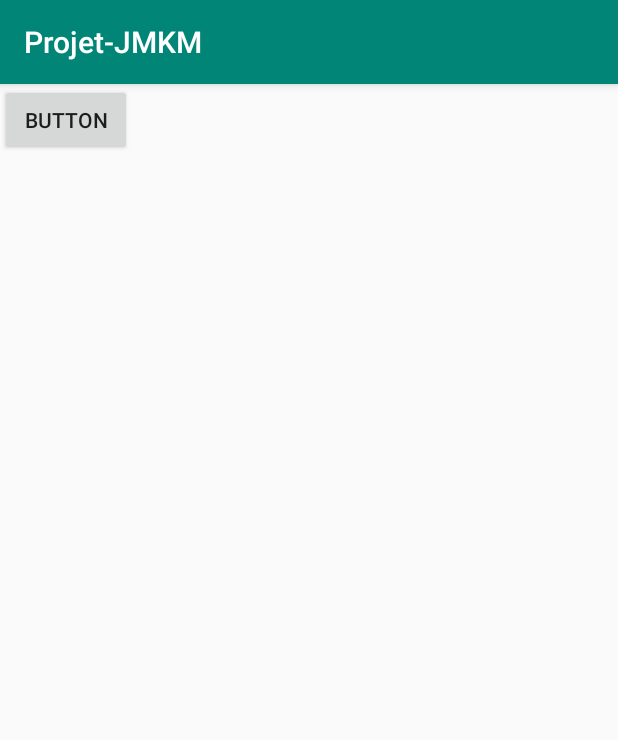
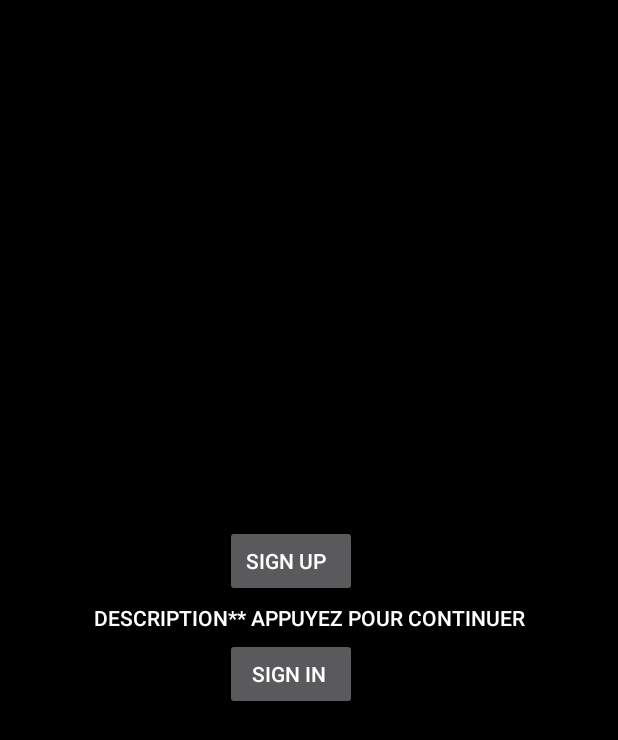
Before and after one commit to JMKM-SEG/AndroidFiles, an Android app: the screen it shows after launch (MainActivity before the commit, FullscreenActivity after it), on a phone screen of 412 x 824 dp. Shown: the top 740 px of the screen. Run offline under Robolectric (Android 15) with nearby library versions, the phone set to English and light mode, and no system bars.

Commit message:
added buttons to intial page

```diff
--- a/app/build.gradle
+++ b/app/build.gradle
@@ -22,6 +22,7 @@ dependencies {
     implementation fileTree(dir: 'libs', include: ['*.jar'])
     implementation 'com.android.support:appcompat-v7:28.0.0'
     implementation 'com.android.support.constraint:constraint-layout:1.1.3'
+    implementation 'com.android.support:support-v4:28.0.0'
     testImplementation 'junit:junit:4.12'
     androidTestImplementation 'com.android.support.test:runner:1.0.2'
     androidTestImplementation 'com.android.support.test.espresso:espresso-core:3.0.2'
--- a/app/src/main/AndroidManifest.xml
+++ b/app/src/main/AndroidManifest.xml
@@ -8,14 +8,20 @@
         android:label="@string/app_name"
         android:roundIcon="@mipmap/ic_launcher_round"
         android:supportsRtl="true"
-        android:theme="@style/AppTheme">
+        android:theme="@style/Theme.AppCompat.NoActionBar">
         <activity android:name=".MainActivity">
+
+        </activity>
+        <activity android:name=".FullscreenActivity">
             <intent-filter>
                 <action android:name="android.intent.action.MAIN" />
 
                 <category android:name="android.intent.category.LAUNCHER" />
             </intent-filter>
-        </activity>
+            android:configChanges="orientation|keyboardHidden|screenSize"
+            android:label="@string/title_activity_fullscreen"
+            android:theme="@style/FullscreenTheme"></activity>
+
     </application>
 
 </manifest>
--- /dev/null
+++ b/app/src/main/java/engineering/jmkm/seg2505/projet_jmkm/FullscreenActivity.java
@@ -0,0 +1,166 @@
+package engineering.jmkm.seg2505.projet_jmkm;
+
+import android.annotation.SuppressLint;
+import android.support.v7.app.ActionBar;
+import android.support.v7.app.AppCompatActivity;
+import android.os.Bundle;
+import android.os.Handler;
+import android.view.MotionEvent;
+import android.view.View;
+
+/**
+ * An example full-screen activity that shows and hides the system UI (i.e.
+ * status bar and navigation/system bar) with user interaction.
+ */
+public class FullscreenActivity extends AppCompatActivity {
+    /**
+     * Whether or not the system UI should be auto-hidden after
+     * {@link #AUTO_HIDE_DELAY_MILLIS} milliseconds.
+     */
+    private static final boolean AUTO_HIDE = true;
+
+    /**
+     * If {@link #AUTO_HIDE} is set, the number of milliseconds to wait after
+     * user interaction before hiding the system UI.
+     */
+    private static final int AUTO_HIDE_DELAY_MILLIS = 3000;
+
+    /**
+     * Some older devices needs a small delay between UI widget updates
+     * and a change of the status and navigation bar.
+     */
+    private static final int UI_ANIMATION_DELAY = 300;
+    private final Handler mHideHandler = new Handler();
+    private View mContentView;
+    private final Runnable mHidePart2Runnable = new Runnable() {
+        @SuppressLint("InlinedApi")
+        @Override
+        public void run() {
+            // Delayed removal of status and navigation bar
+
+            // Note that some of these constants are new as of API 16 (Jelly Bean)
+            // and API 19 (KitKat). It is safe to use them, as they are inlined
+            // at compile-time and do nothing on earlier devices.
+            mContentView.setSystemUiVisibility(View.SYSTEM_UI_FLAG_LOW_PROFILE
+                    | View.SYSTEM_UI_FLAG_FULLSCREEN
+                    | View.SYSTEM_UI_FLAG_LAYOUT_STABLE
+                    | View.SYSTEM_UI_FLAG_IMMERSIVE_STICKY
+                    | View.SYSTEM_UI_FLAG_LAYOUT_HIDE_NAVIGATION
+                    | View.SYSTEM_UI_FLAG_HIDE_NAVIGATION);
+        }
+    };
+    private View mControlsView;
+    private final Runnable mShowPart2Runnable = new Runnable() {
+        @Override
+        public void run() {
+            // Delayed display of UI elements
+            ActionBar actionBar = getSupportActionBar();
+            if (actionBar != null) {
+                actionBar.show();
+            }
+            mControlsView.setVisibility(View.VISIBLE);
+        }
+    };
+    private boolean mVisible;
+    private final Runnable mHideRunnable = new Runnable() {
+        @Override
+        public void run() {
+            hide();
+        }
+    };
+    /**
+     * Touch listener to use for in-layout UI controls to delay hiding the
+     * system UI. This is to prevent the jarring behavior of controls going away
+     * while interacting with activity UI.
+     */
+    private final View.OnTouchListener mDelayHideTouchListener = new View.OnTouchListener() {
+        @Override
+        public boolean onTouch(View view, MotionEvent motionEvent) {
+            if (AUTO_HIDE) {
+                delayedHide(AUTO_HIDE_DELAY_MILLIS);
+            }
+            return false;
+        }
+    };
+
+    @Override
+    protected void onCreate(Bundle savedInstanceState) {
+        super.onCreate(savedInstanceState);
+
+        setContentView(R.layout.activity_fullscreen);
+
+        mVisible = true;
+        mControlsView = findViewById(R.id.fullscreen_content_controls);
+        mContentView = findViewById(R.id.fullscreen_content);
+
+
+        // Set up the user interaction to manually show or hide the system UI.
+        mContentView.setOnClickListener(new View.OnClickListener() {
+            @Override
+            public void onClick(View view) {
+                toggle();
+            }
+        });
+
+        // Upon interacting with UI controls, delay any scheduled hide()
+        // operations to prevent the jarring behavior of controls going away
+        // while interacting with the UI.
+        findViewById(R.id.btn00).setOnTouchListener(mDelayHideTouchListener);
+        findViewById(R.id.btn01).setOnTouchListener(mDelayHideTouchListener);
+    }
+
+    @Override
+    protected void onPostCreate(Bundle savedInstanceState) {
+        super.onPostCreate(savedInstanceState);
+
+        // Trigger the initial hide() shortly after the activity has been
+        // created, to briefly hint to the user that UI controls
+        // are available.
+        delayedHide(100);
+    }
+
+    private void toggle() {
+        if (mVisible) {
+            hide();
+        } else {
+            show();
+        }
+    }
+
+    private void hide() {
+        // Hide UI first
+        ActionBar actionBar = getSupportActionBar();
+        if (actionBar != null) {
+            actionBar.hide();
+        }
+        mControlsView.setVisibility(View.GONE);
+        mVisible = false;
+
+        // Schedule a runnable to remove the status and navigation bar after a delay
+        mHideHandler.removeCallbacks(mShowPart2Runnable);
+        mHideHandler.postDelayed(mHidePart2Runnable, UI_ANIMATION_DELAY);
+    }
+
+    @SuppressLint("InlinedApi")
+    private void show() {
+        // Show the system bar
+        mContentView.setSystemUiVisibility(View.SYSTEM_UI_FLAG_LAYOUT_FULLSCREEN
+                | View.SYSTEM_UI_FLAG_LAYOUT_HIDE_NAVIGATION);
+        mVisible = true;
+
+        // Schedule a runnable to display UI elements after a delay
+        mHideHandler.removeCallbacks(mHidePart2Runnable);
+        mHideHandler.postDelayed(mShowPart2Runnable, UI_ANIMATION_DELAY);
+    }
+
+    /**
+     * Schedules a call to hide() in delay milliseconds, canceling any
+     * previously scheduled calls.
+     */
+    private void delayedHide(int delayMillis) {
+        mHideHandler.removeCallbacks(mHideRunnable);
+        mHideHandler.postDelayed(mHideRunnable, delayMillis);
+    }
+
+
+}
--- /dev/null
+++ b/app/src/main/res/layout/activity_fullscreen.xml
@@ -0,0 +1,62 @@
+<?xml version="1.0" encoding="utf-8"?>
+<FrameLayout xmlns:android="http://schemas.android.com/apk/res/android"
+    xmlns:tools="http://schemas.android.com/tools"
+    android:layout_width="match_parent"
+    android:layout_height="match_parent"
+    android:background="@android:color/background_dark"
+    tools:context=".FullscreenActivity">
+
+    <!-- The primary full-screen view. This can be replaced with whatever view
+         is needed to present your content, e.g. VideoView, SurfaceView,
+         TextureView, etc. -->
+    <TextView
+        android:id="@+id/fullscreen_content"
+        android:layout_width="match_parent"
+        android:layout_height="match_parent"
+        android:gravity="center"
+        android:keepScreenOn="true"
+        android:text="Description** appuyez pour continuer"
+        android:textAppearance="@style/TextAppearance.AppCompat.Button" />
+
+    <!-- This FrameLayout insets its children based on system windows using
+         android:fitsSystemWindows. -->
+
+    <Button
+        android:id="@+id/btn00"
+        android:layout_width="wrap_content"
+        android:layout_height="wrap_content"
+        android:layout_marginLeft="150dp"
+        android:layout_marginTop="350dp"
+        android:layout_weight="1"
+        android:onClick="signUp"
+        android:text="Sign up  " />
+
+    <Button
+        android:id="@+id/btn01"
+        android:layout_width="wrap_content"
+        android:layout_height="wrap_content"
+        android:layout_marginLeft="150dp"
+        android:layout_marginTop="425dp"
+        android:onClick="signIn"
+        android:text="Sign in " />
+
+    <FrameLayout
+        android:layout_width="match_parent"
+        android:layout_height="match_parent"
+        android:fitsSystemWindows="true">
+
+        <LinearLayout
+            android:id="@+id/fullscreen_content_controls"
+            style="?metaButtonBarStyle"
+            android:layout_width="match_parent"
+            android:layout_height="wrap_content"
+            android:layout_gravity="bottom|center_horizontal"
+            android:background="@color/black_overlay"
+            android:baselineAligned="false"
+            android:orientation="vertical"
+            tools:ignore="UselessParent">
+
+        </LinearLayout>
+    </FrameLayout>
+
+</FrameLayout>
--- /dev/null
+++ b/app/src/main/res/values/attrs.xml
@@ -0,0 +1,12 @@
+<resources>
+
+    <!-- Declare custom theme attributes that allow changing which styles are
+         used for button bars depending on the API level.
+         ?android:attr/buttonBarStyle is new as of API 11 so this is
+         necessary to support previous API levels. -->
+    <declare-styleable name="ButtonBarContainerTheme">
+        <attr name="metaButtonBarStyle" format="reference" />
+        <attr name="metaButtonBarButtonStyle" format="reference" />
+    </declare-styleable>
+
+</resources>
--- a/app/src/main/res/values/colors.xml
+++ b/app/src/main/res/values/colors.xml
@@ -3,4 +3,6 @@
     <color name="colorPrimary">#008577</color>
     <color name="colorPrimaryDark">#00574B</color>
     <color name="colorAccent">#D81B60</color>
+
+    <color name="black_overlay">#66000000</color>
 </resources>
--- a/app/src/main/res/values/strings.xml
+++ b/app/src/main/res/values/strings.xml
@@ -1,3 +1,7 @@
 <resources>
     <string name="app_name">Projet-JMKM</string>
+
+    <string name="title_activity_fullscreen">FullscreenActivity</string>
+    <string name="dummy_button">Dummy Button</string>
+    <string name="dummy_content">DUMMY\nCONTENT</string>
 </resources>
--- a/app/src/main/res/values/styles.xml
+++ b/app/src/main/res/values/styles.xml
@@ -8,4 +8,16 @@
         <item name="colorAccent">@color/colorAccent</item>
     </style>
 
+    <style name="FullscreenTheme" parent="AppTheme">
+        <item name="android:actionBarStyle">@style/FullscreenActionBarStyle</item>
+        <item name="android:windowActionBarOverlay">true</item>
+        <item name="android:windowBackground">@null</item>
+        <item name="metaButtonBarStyle">?android:attr/buttonBarStyle</item>
+        <item name="metaButtonBarButtonStyle">?android:attr/buttonBarButtonStyle</item>
+    </style>
+
+    <style name="FullscreenActionBarStyle" parent="Widget.AppCompat.ActionBar">
+        <item name="android:background">@color/black_overlay</item>
+    </style>
+
 </resources>
```
